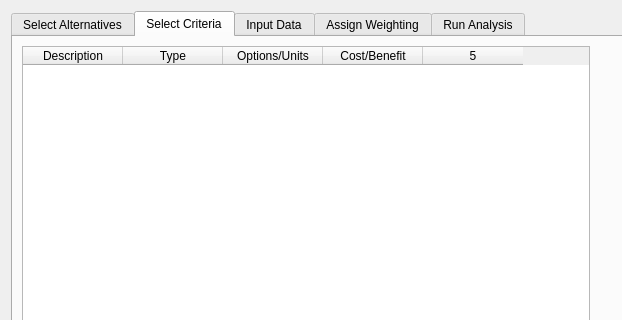
This is src/gui/mca_wizard.ui in Ecotrust/delphos as Qt 5 draws it before an edit; both pictures show x 0 to 622 and y 0 to 320 of the 722 by 584 pixel window. The edited form follows.
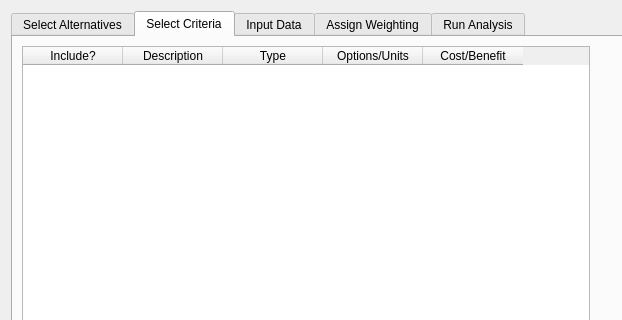
This is the edited form. The open tabs and pages were chosen to show the change. Custom widgets are drawn as their Qt base class.

Commit message: created two main menus (fisheries and mpa), added custom MCA crit table widget with checkboxes

Diff of the .ui file:
```diff
--- a/src/gui/mca_wizard.ui
+++ b/src/gui/mca_wizard.ui
@@ -147,7 +147,11 @@
            <property name="columnCount" >
             <number>5</number>
            </property>
-           <column/>
+           <column>
+            <property name="text" >
+             <string>Include?</string>
+            </property>
+           </column>
            <column>
             <property name="text" >
              <string>Description</string>
@@ -637,6 +641,11 @@
    <extends>QTableWidget</extends>
    <header>AlternativeMcaTableWidget.h</header>
   </customwidget>
+  <customwidget>
+   <class>CriteriaMcaTableWidget</class>
+   <extends>QTableWidget</extends>
+   <header>CriteriaMcaTableWidget.h</header>
+  </customwidget>
  </customwidgets>
  <resources/>
  <connections/>
```
Left out of the diff: 4 changed lines with no effect on the pictures. The commit also changes 13 other files.
